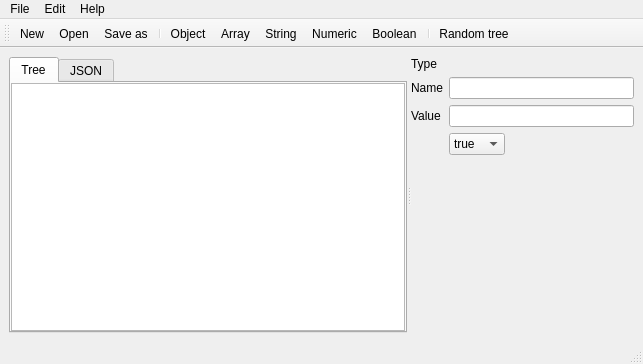
Before: the Qt Designer form qtree1/mainwindow.ui in knalum/qt_stuff, drawn with Qt 5.
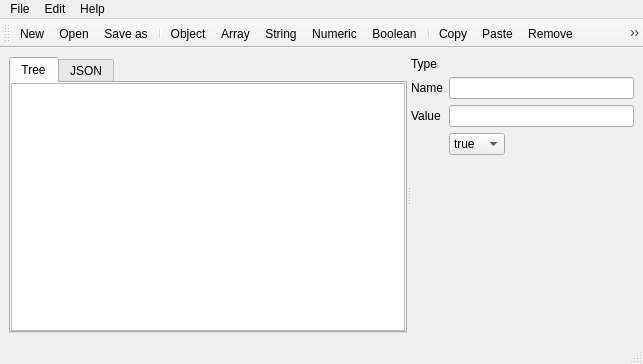
After: the same form once the commit is applied. Icons and pictures are not drawn.

The edit to the form file:
```diff
--- a/qtree1/mainwindow.ui
+++ b/qtree1/mainwindow.ui
@@ -217,7 +217,11 @@
    <addaction name="actionNumeric"/>
    <addaction name="actionBoolean"/>
    <addaction name="separator"/>
+   <addaction name="actionCopy"/>
+   <addaction name="actionPaste"/>
+   <addaction name="actionremoveItem"/>
    <addaction name="actionRandom_tree"/>
+   <addaction name="separator"/>
   </widget>
   <widget class="QStatusBar" name="statusBar"/>
   <action name="actionNew">
@@ -362,6 +366,30 @@
     <string>Boolean</string>
    </property>
   </action>
+  <action name="actionCopy">
+   <property name="icon">
+    <iconset resource="res.qrc">
+     <normaloff>:/res/img/page_copy.png</normaloff>:/res/img/page_copy.png</iconset>
+   </property>
+   <property name="text">
+    <string>Copy</string>
+   </property>
+   <property name="shortcut">
+    <string>Ctrl+C</string>
+   </property>
+  </action>
+  <action name="actionPaste">
+   <property name="icon">
+    <iconset resource="res.qrc">
+     <normaloff>:/res/img/paste_plain.png</normaloff>:/res/img/paste_plain.png</iconset>
+   </property>
+   <property name="text">
+    <string>Paste</string>
+   </property>
+   <property name="shortcut">
+    <string>Ctrl+V</string>
+   </property>
+  </action>
  </widget>
  <resources>
   <include location="res.qrc"/>
```
Left out of the diff: 8 changed lines with no effect on the pictures.
